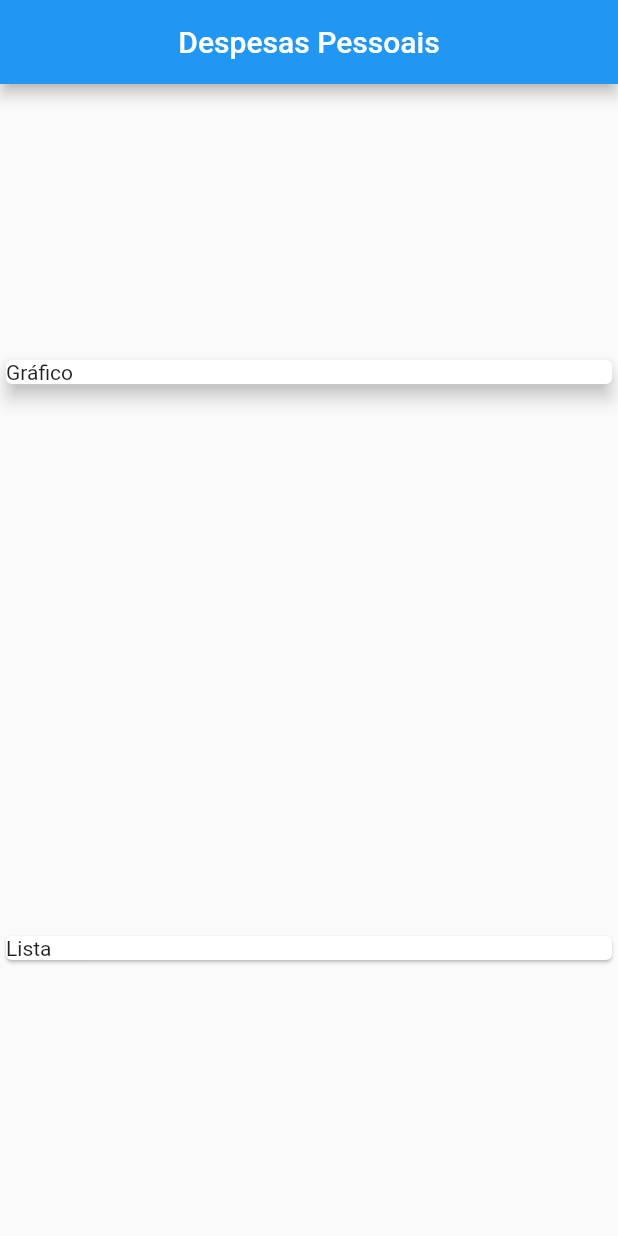
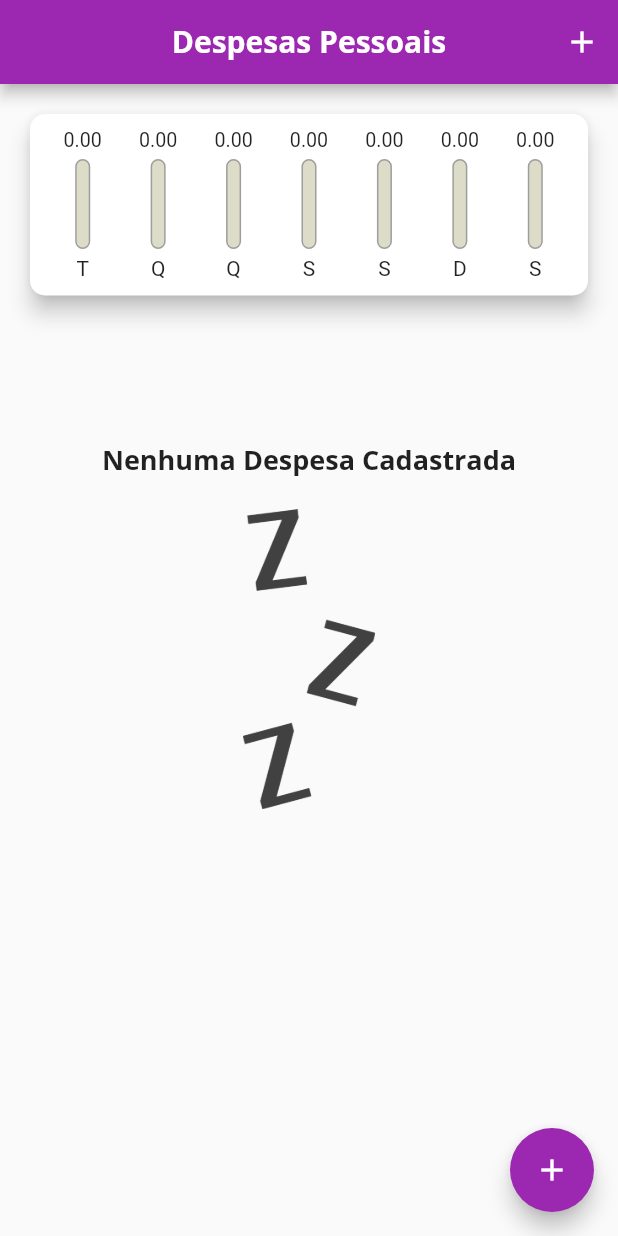
Before and after one commit to marcosvcorsi/curso_flutter, a Flutter app: the screen it shows after launch, on a phone screen of 412 x 824 dp. Run offline on Flutter 3.47's test engine with Material 2 defaults, Android fonts, the phone set to English and light mode, and no system bars.

Commit message:
Expenses app finished

```diff
--- /dev/null
+++ b/expenses/lib/components/chart.dart
@@ -0,0 +1,69 @@
+import 'package:expenses/components/chart_bar.dart';
+import 'package:expenses/models/transaction.dart';
+import 'package:intl/intl.dart';
+import 'package:flutter/material.dart';
+
+class Chart extends StatelessWidget {
+  final List<Transaction> recentTransactions;
+
+  Chart(this.recentTransactions);
+
+  List<Map<String, dynamic>> get groupedTransactions {
+    return List.generate(7, (index) {
+      final weekDay = DateTime.now().subtract(Duration(days: index));
+
+      double totalSum = 0.0;
+
+      for (var i = 0; i < recentTransactions.length; i++) {
+        bool sameDay = recentTransactions[i].date.day == weekDay.day;
+        bool sameMonth = recentTransactions[i].date.month == weekDay.month;
+        bool sameYear = recentTransactions[i].date.year == weekDay.year;
+
+        if (sameDay && sameMonth && sameYear) {
+          totalSum += recentTransactions[i].value;
+        }
+      }
+
+      return {
+        'day': DateFormat(DateFormat.WEEKDAY, 'pt_BR')
+            .format(weekDay)[0]
+            .toUpperCase(),
+        'value': totalSum,
+      };
+    }).reversed.toList();
+  }
+
+  double get _weekTotalValue {
+    return groupedTransactions.fold(0.0, (acc, item) {
+      return acc + item['value'];
+    });
+  }
+
+  @override
+  Widget build(BuildContext context) {
+    return Card(
+      elevation: 6,
+      shape: RoundedRectangleBorder(
+        borderRadius: BorderRadius.circular(10),
+      ),
+      margin: EdgeInsets.all(20),
+      child: Padding(
+        padding: const EdgeInsets.all(10),
+        child: Row(
+            mainAxisAlignment: MainAxisAlignment.spaceAround,
+            children: groupedTransactions.map((tr) {
+              return Flexible(
+                fit: FlexFit.tight,
+                child: ChartBar(
+                  label: tr['day'],
+                  value: tr['value'],
+                  percentage: _weekTotalValue == 0
+                      ? 0
+                      : (tr['value'] as double) / _weekTotalValue,
+                ),
+              );
+            }).toList()),
+      ),
+    );
+  }
+}
--- /dev/null
+++ b/expenses/lib/components/chart_bar.dart
@@ -0,0 +1,62 @@
+import 'package:flutter/material.dart';
+
+class ChartBar extends StatelessWidget {
+  final String label;
+  final double value;
+  final double percentage;
+
+  ChartBar({
+    this.label,
+    this.value,
+    this.percentage,
+  });
+
+  @override
+  Widget build(BuildContext context) {
+    return Column(
+      children: <Widget>[
+        Container(
+          height: 15,
+          child: FittedBox(
+            child: Text('${value.toStringAsFixed(2)}'),
+          ),
+        ),
+        SizedBox(
+          height: 5,
+        ),
+        Container(
+          height: 60,
+          width: 10,
+          child: Stack(
+            alignment: Alignment.bottomCenter,
+            children: <Widget>[
+              Container(
+                decoration: BoxDecoration(
+                  border: Border.all(
+                    color: Colors.grey,
+                    width: 1.0,
+                  ),
+                  color: Color.fromRGBO(220, 220, 200, 1),
+                  borderRadius: BorderRadius.circular(5),
+                ),
+              ),
+              FractionallySizedBox(
+                heightFactor: percentage,
+                child: Container(
+                  decoration: BoxDecoration(
+                    color: Theme.of(context).primaryColor,
+                    borderRadius: BorderRadius.circular(5),
+                  ),
+                ),
+              )
+            ],
+          ),
+        ),
+        SizedBox(
+          height: 5,
+        ),
+        Text(label)
+      ],
+    );
+  }
+}
--- /dev/null
+++ b/expenses/lib/components/transaction_list.dart
@@ -0,0 +1,65 @@
+import 'package:expenses/models/transaction.dart';
+import 'package:flutter/material.dart';
+import 'package:intl/intl.dart';
+
+class TransactionList extends StatelessWidget {
+  final List<Transaction> transactions;
+  final void Function(String) onDelete;
+
+  TransactionList(this.transactions, this.onDelete);
+
+  @override
+  Widget build(BuildContext context) {
+    return Container(
+      height: 400,
+      child: transactions.isEmpty
+          ? Column(
+              mainAxisAlignment: MainAxisAlignment.center,
+              children: <Widget>[
+                Text(
+                  'Nenhuma Despesa Cadastrada',
+                  style: Theme.of(context).textTheme.title,
+                ),
+                SizedBox(
+                  height: 20,
+                ),
+                Container(
+                  height: 200,
+                  child: Image.asset(
+                    'assets/images/waiting.png',
+                    fit: BoxFit.cover,
+                  ),
+                )
+              ],
+            )
+          : ListView.builder(
+              itemCount: transactions.length,
+              itemBuilder: (ctx, index) {
+                final tr = transactions[index];
+
+                return ListTile(
+                  leading: CircleAvatar(
+                    radius: 30,
+                    child: Padding(
+                      padding: const EdgeInsets.all(6.0),
+                      child: FittedBox(
+                        child: Text('R\$ ${tr.value}'),
+                      ),
+                    ),
+                  ),
+                  title: Text(
+                    tr.title,
+                    style: Theme.of(context).textTheme.title,
+                  ),
+                  subtitle: Text(DateFormat('d MMM y').format(tr.date)),
+                  trailing: IconButton(
+                    icon: Icon(Icons.delete),
+                    onPressed: () => onDelete(tr.id),
+                    color: Theme.of(context).errorColor,
+                  ),
+                );
+              },
+            ),
+    );
+  }
+}
--- a/expenses/lib/main.dart
+++ b/expenses/lib/main.dart
@@ -1,4 +1,11 @@
+import 'package:expenses/components/chart.dart';
+import 'package:expenses/components/transaction_form.dart';
+import 'package:expenses/components/transaction_list.dart';
+import 'package:expenses/models/transaction.dart';
 import 'package:flutter/material.dart';
+import 'dart:math';
+
+import 'package:intl/date_symbol_data_local.dart';
 
 main() => runApp(ExpensesApp());
 
@@ -8,32 +15,141 @@ class ExpensesApp extends StatelessWidget {
     return MaterialApp(
       debugShowCheckedModeBanner: false,
       home: MyHomePage(),
+      theme: ThemeData(
+        primarySwatch: Colors.purple,
+        fontFamily: 'Quicksand',
+        textTheme: ThemeData.light().textTheme.copyWith(
+              title: TextStyle(
+                fontFamily: 'OpenSans',
+                fontSize: 18,
+                fontWeight: FontWeight.bold,
+              ),
+              button: TextStyle(
+                color: Colors.white,
+                fontWeight: FontWeight.bold,
+              ),
+            ),
+        appBarTheme: AppBarTheme(
+          textTheme: ThemeData.light().textTheme.copyWith(
+                title: TextStyle(
+                  fontFamily: 'OpenSans',
+                  fontSize: 20,
+                  fontWeight: FontWeight.bold,
+                ),
+              ),
+        ),
+      ),
     );
   }
 }
 
-class MyHomePage extends StatelessWidget {
+class MyHomePage extends StatefulWidget {
+  @override
+  _MyHomePageState createState() => _MyHomePageState();
+}
+
+class _MyHomePageState extends State<MyHomePage> {
+  final List<Transaction> _transactions = [];
+
+  @override
+  void initState() {
+    super.initState();
+    initializeDateFormatting('pt_BR', null);
+  }
+
+  List<Transaction> get _recentTransactions {
+    return _transactions.where((tr) {
+      return tr.date.isAfter(
+        DateTime.now().subtract(Duration(days: 7)),
+      );
+    }).toList();
+  }
+
+  _openTransacationFormModal(BuildContext context) {
+    showModalBottomSheet(
+        context: context,
+        builder: (_) {
+          return TransactionForm(_addTransaction);
+        });
+  }
+
+  _addTransaction(String title, double value, DateTime dateTime) {
+    final transaction = Transaction(
+      id: Random().nextDouble().toString(),
+      title: title,
+      value: value,
+      date: dateTime,
+    );
+
+    setState(() {
+      _transactions.add(transaction);
+    });
+
+    Navigator.of(context).pop();
+  }
+
+  _deleteTransaction(String id) {
+    showDialog(
+      context: context,
+      builder: (ctx) {
+        return AlertDialog(
+          title: Text('Confirmação'),
+          content: Text('Confirma exclusão desta despesa?'),
+          actions: <Widget>[
+            FlatButton(
+              child: Text('Sim'),
+              onPressed: () {
+                setState(() {
+                  _transactions.removeWhere((tr) => tr.id == id);
+
+                  Navigator.of(context).pop();
+                });
+              },
+            ),
+            FlatButton(
+              child: Text('Não'),
+              onPressed: () {
+                setState(() {
+                  Navigator.of(context).pop();
+                });
+              },
+            )
+          ],
+        );
+      },
+    );
+  }
+
   @override
   Widget build(BuildContext context) {
     return Scaffold(
       appBar: AppBar(
-        title: Text('Despesas Pessoais'),
+        title: Text(
+          'Despesas Pessoais',
+          style: TextStyle(
+            fontFamily: 'OpenSans',
+          ),
+        ),
+        actions: <Widget>[
+          IconButton(
+            icon: Icon(Icons.add),
+            onPressed: () => _openTransacationFormModal(context),
+          )
+        ],
         centerTitle: true,
       ),
-      body: Column(
-        mainAxisAlignment: MainAxisAlignment.spaceAround,
-        crossAxisAlignment: CrossAxisAlignment.stretch,
-        children: <Widget>[
-          Container(
-            child: Card(
-              child: Text('Gráfico'),
-              elevation: 5,
-            ),
-          ),
-          Card(
-            child: Text('Lista'),
-          )
-        ],
+      body: SingleChildScrollView(
+        child: Column(
+          crossAxisAlignment: CrossAxisAlignment.stretch,
+          children: <Widget>[
+            Chart(_recentTransactions),
+            TransactionList(_transactions, _deleteTransaction),
+          ],
+        ),
+      ),
+      floatingActionButton: FloatingActionButton(
+        child: Icon(Icons.add),
+        onPressed: () => _openTransacationFormModal(context),
       ),
     );
   }
--- /dev/null
+++ b/expenses/lib/models/transaction.dart
@@ -0,0 +1,15 @@
+import 'package:flutter/foundation.dart';
+
+class Transaction {
+  final String id;
+  final String title;
+  final double value;
+  final DateTime date;
+
+  Transaction({
+    @required this.id,
+    @required this.title,
+    @required this.date,
+    @required this.value,
+  });
+}
```
Also changed, not shown: expenses/lib/components/transaction_form.dart (added, +102 -0 lines), expenses/pubspec.yaml (+15 -22 lines), expenses/assets/fonts/OpenSans-Bold.ttf (added), expenses/assets/fonts/OpenSans-Regular.ttf (added), expenses/assets/fonts/Quicksand-Bold.ttf (added), expenses/assets/fonts/Quicksand-Light.ttf (added), expenses/assets/fonts/Quicksand-Medium.ttf (added), expenses/assets/fonts/Quicksand-Regular.ttf (added), expenses/assets/images/waiting.png (added), expenses/pubspec.lock.
